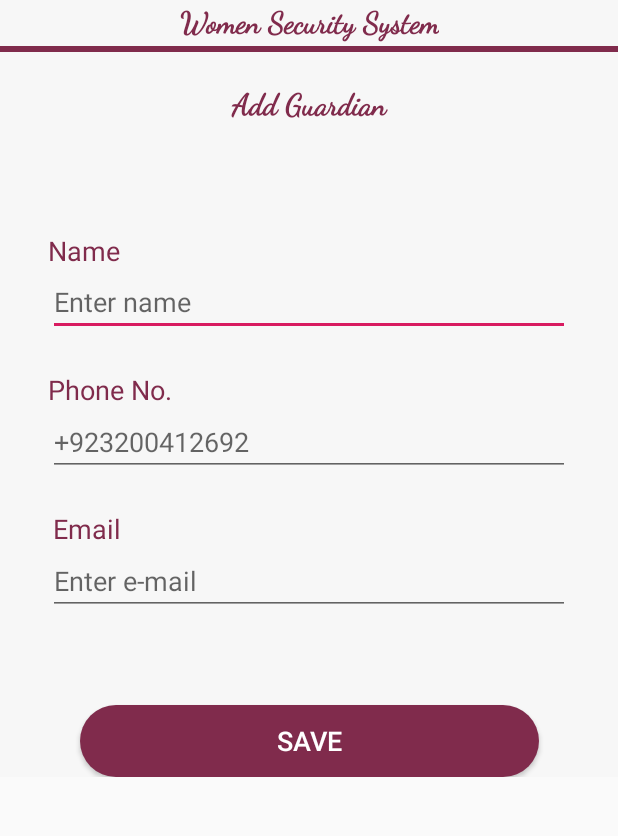
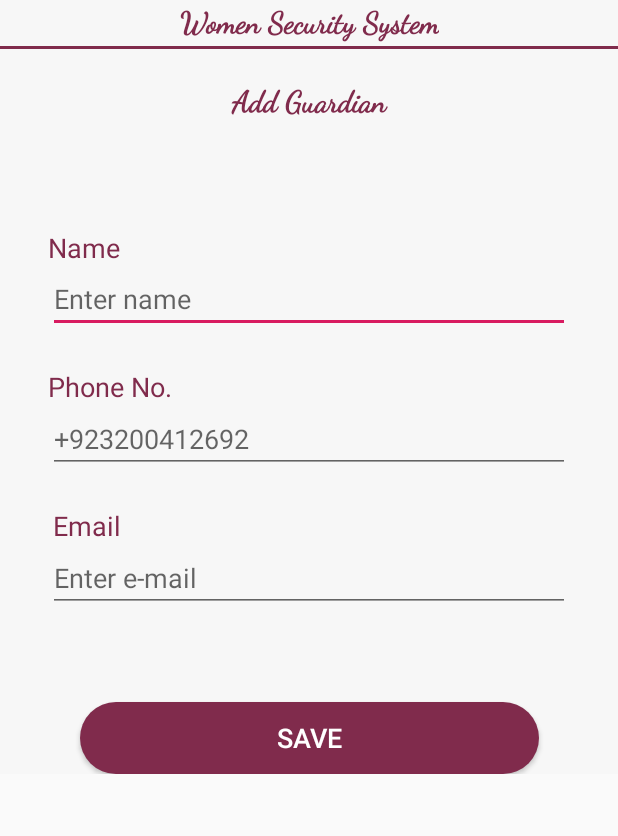
Before and after one commit to A-ASAD/Women-Security-Safety-System, an Android app: the add_guardian screen opened directly, with no data from a screen before it, on a phone screen of 412 x 824 dp, the part 135-971 px from its top. Run offline under Robolectric (Android 15) with nearby library versions, the phone set to English and light mode, and no system bars; Roboto replaces fonts that are not available here.

Commit message:
//fix UI

```diff
--- a/app/src/main/res/layout/activity_add_guardian.xml
+++ b/app/src/main/res/layout/activity_add_guardian.xml
@@ -7,7 +7,7 @@
 <androidx.constraintlayout.widget.ConstraintLayout
 
     android:layout_width="match_parent"
-    android:layout_height="match_parent"
+    android:layout_height="wrap_content"
     xmlns:tools="http://schemas.android.com/tools"
     xmlns:app="http://schemas.android.com/apk/res-auto"
 
@@ -38,7 +38,7 @@
     <View
         android:id="@+id/view1"
         android:layout_width="match_parent"
-        android:layout_height="4dp"
+        android:layout_height="2dp"
         android:layout_marginTop="2.5dp"
         android:background="@color/colorPrimary"
         app:layout_constraintEnd_toEndOf="parent"
--- a/app/src/main/res/layout/activity_add_template.xml
+++ b/app/src/main/res/layout/activity_add_template.xml
@@ -6,7 +6,7 @@
     android:layout_height="wrap_content">
 <androidx.constraintlayout.widget.ConstraintLayout
     android:layout_width="match_parent"
-    android:layout_height="match_parent"
+    android:layout_height="wrap_content"
     android:background="@color/cardview_shadow_end_color">
     <ImageView
         android:id="@+id/imageView4"
@@ -34,7 +34,7 @@
     <View
         android:id="@+id/view1"
         android:layout_width="match_parent"
-        android:layout_height="4dp"
+        android:layout_height="2dp"
         android:layout_marginTop="2.5dp"
         android:background="@color/colorPrimary"
         app:layout_constraintEnd_toEndOf="parent"
```
